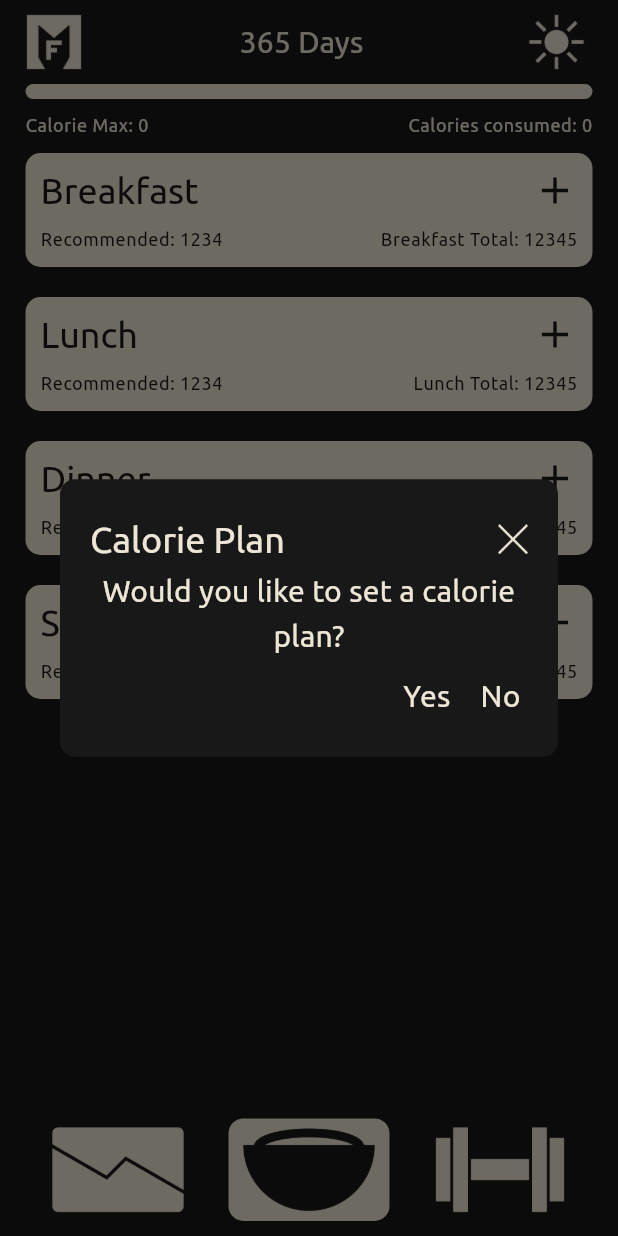
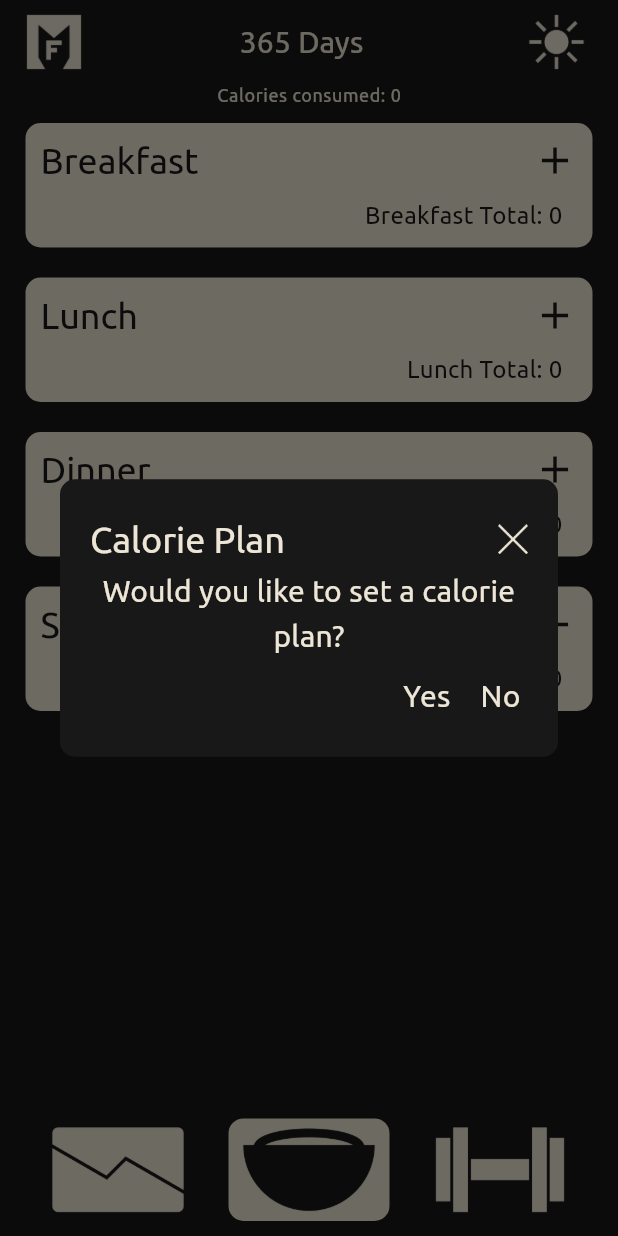
Before and after one commit to Myoro/MyoroFitness, a Flutter app: the screen it shows after launch, on a phone screen of 412 x 824 dp. Run offline on Flutter 3.47's test engine with Material 3 defaults, Android fonts, the phone set to English and light mode, and no system bars; our stand-ins replace flutter_bloc, sqflite, sqflite_common_ffi; missing offline and left inert: qr_code_scanner, window_manager; accounts and stored records are empty; project files that could hold a hidden picture were left out.

Commit message:
Just got paid R0 to do this

```diff
--- a/myoro_fitness/lib/bloc/food_search_screen_bloc.dart
+++ b/myoro_fitness/lib/bloc/food_search_screen_bloc.dart
@@ -51,7 +51,7 @@ class FoodSearchScreenBloc extends Bloc<FoodSearchScreenEvent, FoodSearchScreenS
       final String foodJson = jsonEncode(event.food.toJson());
       final Map<String, Object?> row = await Database().get("added_foods", { "food = ?": foodJson });
 
-      if(row.isEmpty) Database().insertAddedFood(foodJson);
+      if(row.isEmpty) Database().insert("added_foods", { "food": foodJson });
 
       emit(
         state.copyWith(
--- a/myoro_fitness/lib/bloc/meal_bloc.dart
+++ b/myoro_fitness/lib/bloc/meal_bloc.dart
@@ -1,6 +1,7 @@
 // ignore_for_file: curly_braces_in_flow_control_structures
 
 import "package:flutter_bloc/flutter_bloc.dart";
+import "package:myoro_fitness/database.dart";
 import "package:myoro_fitness/models/food.dart";
 import "package:myoro_fitness/models/meal.dart";
 
@@ -70,6 +71,8 @@ class MealBloc extends Bloc<MealEvent, MealState> {
   }
 
   MealState emitToMeal(String mealName, dynamic emitData) {
+    Database().update("meals", "foods", emitData.join(','));
+
     switch(state.selectedMeal) {
       case "Breakfast": return state.copyWith(breakfast: Meal(name: "Breakfast", foods: emitData));
       case "Lunch":     return state.copyWith(breakfast: Meal(name: "Lunch", foods: emitData));
@@ -81,7 +84,9 @@ class MealBloc extends Bloc<MealEvent, MealState> {
 
   MealBloc() : super(MealState()) {
     on<SetSelectedMealEvent>((event, emit) => emit(state.copyWith(selectedMeal: event.meal)));
-    on<AddFoodsToMealEvent>((event, emit) => emit(emitToMeal(state.selectedMeal!, event.foods)));
+
+    on<AddFoodsToMealEvent>((event, emit) => emit(emitToMeal(state.selectedMeal!, [ ...getMeal(state.selectedMeal!).foods, ...event.foods ])));
+
     on<EditFoodEvent>((event, emit) {
       List<Food> foods = getMeal(event.meal).foods;
       if(event.mode == EditFoodEventEnum.edit) foods[event.index] = event.food;
--- a/myoro_fitness/lib/pages/calories_page.dart
+++ b/myoro_fitness/lib/pages/calories_page.dart
@@ -1,8 +1,13 @@
+// ignore_for_file: curly_braces_in_flow_control_structures
+
+import "dart:io";
+
 import "package:flutter/material.dart";
 import "package:flutter_bloc/flutter_bloc.dart";
 import "package:myoro_fitness/bloc/meal_bloc.dart";
 import "package:myoro_fitness/bloc/tdee_bloc.dart";
 import "package:myoro_fitness/database.dart";
+import "package:myoro_fitness/models/food.dart";
 import "package:myoro_fitness/widgets/cards/meal_card.dart";
 import "package:myoro_fitness/widgets/modals/tdee_modal.dart";
 
@@ -17,7 +22,6 @@ class _CaloriesPageState extends State<CaloriesPage> {
   bool isModalShown = false;
 
   int calorieDeficit = 0;
-  int caloriesConsumed = 0;
 
   Map<String, dynamic> meals = { "Breakfast": [], "Lunch": [], "Dinner": [], "Snacks": [] };
 
@@ -43,13 +47,39 @@ class _CaloriesPageState extends State<CaloriesPage> {
     });
 
     return BlocBuilder<TDEEBloc, TDEEState>(
-      builder: (context, state) {
-        if(state.calorieDeficit != null) {
-          Future.delayed(Duration.zero, () => setState(() { calorieDeficit = state.calorieDeficit!; }));
-        }
+      builder: (context, tdeeState) {
+        if(tdeeState.calorieDeficit != null)
+          Future.delayed(Duration.zero, () => setState(() { calorieDeficit = tdeeState.calorieDeficit!; }));
 
         return BlocBuilder<MealBloc, MealState>(
           builder: (context, state) {
+            int getCaloriesConsumed(List<Food> foods) {
+              int resultado = 0;
+              for(final Food food in foods)
+                if(food.calories != null)
+                  resultado += food.calories!.value;
+              return resultado;
+            }
+
+            final int breakfastCaloriesConsumed = getCaloriesConsumed(state.breakfast.foods);
+            final int lunchCaloriesConsumed     = getCaloriesConsumed(state.lunch.foods);
+            final int dinnerCaloriesConsumed    = getCaloriesConsumed(state.dinner.foods);
+            final int snacksCaloriesConsumed    = getCaloriesConsumed(state.snacks.foods);
+            final int caloriesConsumed          = breakfastCaloriesConsumed + lunchCaloriesConsumed + dinnerCaloriesConsumed + snacksCaloriesConsumed;
+
+            late final Color calorieBarColor;
+
+            double calorieBarWidth = 0;
+            if(tdeeState.calorieDeficit != null) {
+              final double calorieDeficitProportionConsumed = caloriesConsumed / tdeeState.calorieDeficit!;
+
+              if(Platform.isAndroid || Platform.isIOS)
+                calorieBarWidth = (MediaQuery.of(context).size.width - 17 * 2) * ((calorieDeficitProportionConsumed < 1) ? calorieDeficitProportionConsumed : 1);
+              else
+                calorieBarWidth = (MediaQuery.of(context).size.width - 110) * ((calorieDeficitProportionConsumed < 1) ? calorieDeficitProportionConsumed : 1);
+              calorieBarColor = calorieDeficitProportionConsumed < 1 ? theme.colorScheme.onPrimary : Colors.red;
+            }
+
             return Expanded(
               child: Container(
                 color: theme.colorScheme.primary,
@@ -59,24 +89,31 @@ class _CaloriesPageState extends State<CaloriesPage> {
                       padding: const EdgeInsets.only(left: 17, right: 17),
                       child: Column(
                         children: [
-                          Row(
-                            children: [
-                              Expanded(
-                                child: Container(
-                                  height: 10,
-                                  decoration: BoxDecoration(
-                                    borderRadius: BorderRadius.circular(10),
-                                    color:        theme.colorScheme.onPrimary
+                          if(tdeeState.calorieDeficit != null) ...[
+                            Container(
+                              decoration: BoxDecoration(
+                                border: Border.all(
+                                  color: calorieBarColor,
+                                  width: 2
+                                ),
+                                borderRadius: BorderRadius.circular(10)
+                              ),
+                              child: Row(
+                                children: [
+                                  Container(
+                                    height: 10,
+                                    color: calorieBarColor,
+                                    width: calorieBarWidth
                                   )
-                                )
+                                ],
                               ),
-                            ],
-                          ),
-                          const SizedBox(height: 10),
+                            ),
+                            const SizedBox(height: 10),
+                          ],
                           Row(
                             mainAxisAlignment: MainAxisAlignment.center,
                             children: [
-                              if(MediaQuery.of(context).size.width > 325)
+                              if(tdeeState.calorieDeficit != null && MediaQuery.of(context).size.width > 325)
                                 Expanded(
                                   child: Row(
                                     children: [
@@ -85,7 +122,10 @@ class _CaloriesPageState extends State<CaloriesPage> {
                                     ]
                                   ),
                                 ),
-                              Text(MediaQuery.of(context).size.width > 200 ? "Calories consumed: $caloriesConsumed" : "$caloriesConsumed cals", style: theme.textTheme.bodySmall)
+                              Text(
+                                MediaQuery.of(context).size.width > 200 ? "Calories consumed: $caloriesConsumed" : "$caloriesConsumed cals",
+                                style: theme.textTheme.bodySmall
+                              )
                             ]
                           ),
                         ]
--- a/myoro_fitness/lib/screens/custom_food_screen.dart
+++ b/myoro_fitness/lib/screens/custom_food_screen.dart
@@ -85,7 +85,7 @@ class _CustomFoodScreenState extends State<CustomFoodScreen> {
     }
 
     return Scaffold(
-      appBar: CustomFoodScreenTopBar(),
+      appBar: CustomFoodScreenTopBar(addFoodToPendingMeal: addFoodToPendingMeal),
       body: Column(
         children: [
           for(final Map<String, dynamic> row in rows)
--- a/myoro_fitness/lib/widgets/cards/meal_card.dart
+++ b/myoro_fitness/lib/widgets/cards/meal_card.dart
@@ -1,3 +1,5 @@
+// ignore_for_file: curly_braces_in_flow_control_structures
+
 import "package:flutter/material.dart";
 import "package:flutter_bloc/flutter_bloc.dart";
 import "package:myoro_fitness/bloc/meal_bloc.dart";
@@ -15,6 +17,9 @@ class MealCard extends StatelessWidget {
   @override
   Widget build(BuildContext context) {
     final ThemeData theme = Theme.of(context);
+
+    int mealCalorieTotal = 0;
+    for(final Food food in meal.foods) mealCalorieTotal += (food.calories != null) ? food.calories!.value : 0;
 
     return Padding(
       padding: const EdgeInsets.only(top: 10, bottom: 10, left: 17, right: 17),
@@ -114,29 +119,15 @@ class MealCard extends StatelessWidget {
               Row(
                 mainAxisAlignment: MainAxisAlignment.center,
                 children: [
-                  if(MediaQuery.of(context).size.width > 350)
-                    Expanded(
-                      child: Row(
-                        children: [
-                          Text(
-                            "Recommended: 1234",
-                            style:    theme.textTheme.bodySmall!.copyWith(color: theme.colorScheme.primary)
-                          ),
-                          const Spacer(),
-                        ]
-                      ),
-                    ),
-                  Expanded(
-                    child: Align(
-                      alignment: (MediaQuery.of(context).size.width > 350) ? Alignment.centerRight : Alignment.center,
-                      child: Text(
-                        "$mealName Total: 12345",
-                        style: theme.textTheme.bodySmall!.copyWith(color: theme.colorScheme.primary),
-                        maxLines: 1,
-                        overflow: TextOverflow.ellipsis
-                      ),
-                    ),
+                  const Spacer(),
+                  Text(
+                    "$mealName Total: $mealCalorieTotal",
+                    style: theme.textTheme.bodyMedium!.copyWith(color: theme.colorScheme.primary),
+                    maxLines: 1,
+                    overflow: TextOverflow.ellipsis,
+                    textAlign: TextAlign.right
                   ),
+                  const SizedBox(width: 10)
                 ]
               )
             ]
--- a/myoro_fitness/lib/widgets/top_bars/custom_food_screen_top_bar.dart
+++ b/myoro_fitness/lib/widgets/top_bars/custom_food_screen_top_bar.dart
@@ -1,7 +1,9 @@
 import "package:flutter/material.dart";
 
 class CustomFoodScreenTopBar extends StatelessWidget implements PreferredSizeWidget {
-  const CustomFoodScreenTopBar({ super.key });
+  final Function addFoodToPendingMeal;
+
+  const CustomFoodScreenTopBar({ super.key, required this.addFoodToPendingMeal });
 
   @override
   Size get preferredSize => const Size.fromHeight(kToolbarHeight);
@@ -16,7 +18,7 @@ class CustomFoodScreenTopBar extends StatelessWidget implements PreferredSizeWid
         children: [
           const Spacer(),
           InkWell(
-            onTap: () => print("Add meal"),
+            onTap: () => addFoodToPendingMeal(),
             customBorder: const CircleBorder(),
             child: Icon(Icons.check, color: theme.colorScheme.onPrimary, size: 40)
           ),
--- a/myoro_fitness/lib/widgets/top_bars/food_search_screen_top_bar.dart
+++ b/myoro_fitness/lib/widgets/top_bars/food_search_screen_top_bar.dart
@@ -1,3 +1,5 @@
+import "dart:io";
+
 import "package:flutter/material.dart";
 import "package:flutter_bloc/flutter_bloc.dart";
 import "package:myoro_fitness/bloc/food_search_screen_bloc.dart";
@@ -54,6 +56,7 @@ class FoodSearchScreenTopBar extends StatelessWidget implements PreferredSizeWid
             }
           ),
           const Spacer(),
+          if(Platform.isAndroid || Platform.isIOS)
             InkWell(
               onTap: () => Navigator.push(
                 context,
@@ -69,6 +72,8 @@ class FoodSearchScreenTopBar extends StatelessWidget implements PreferredSizeWid
                 ),
               )
             ),
+          if(!Platform.isAndroid || !Platform.isIOS)
+            const Spacer(),
           InkWell(
             onTap: () => Navigator.push(
               context,
```
Also changed, not shown: myoro_fitness/lib/database.dart (+19 -5 lines). Lines whose indentation alone changed are shown as unchanged.
